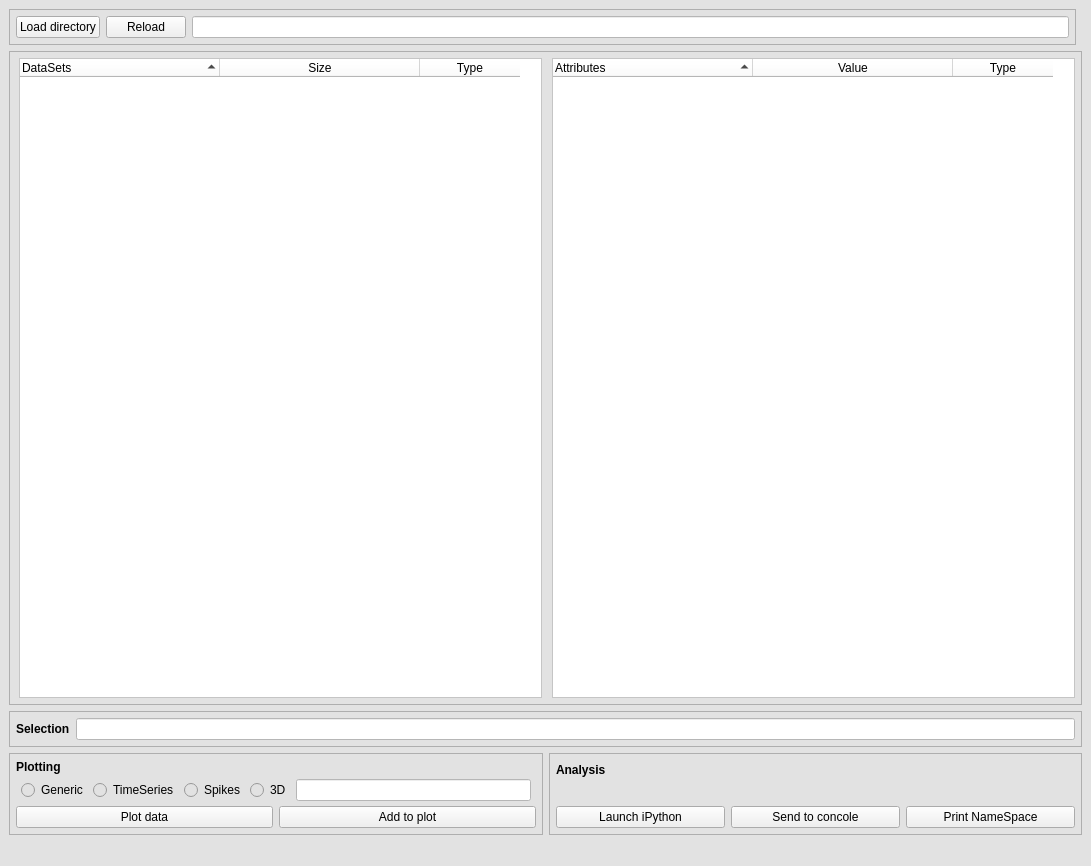
mgraupe/hdf5Manager, file hdf5_manager.ui: the form before one commit.
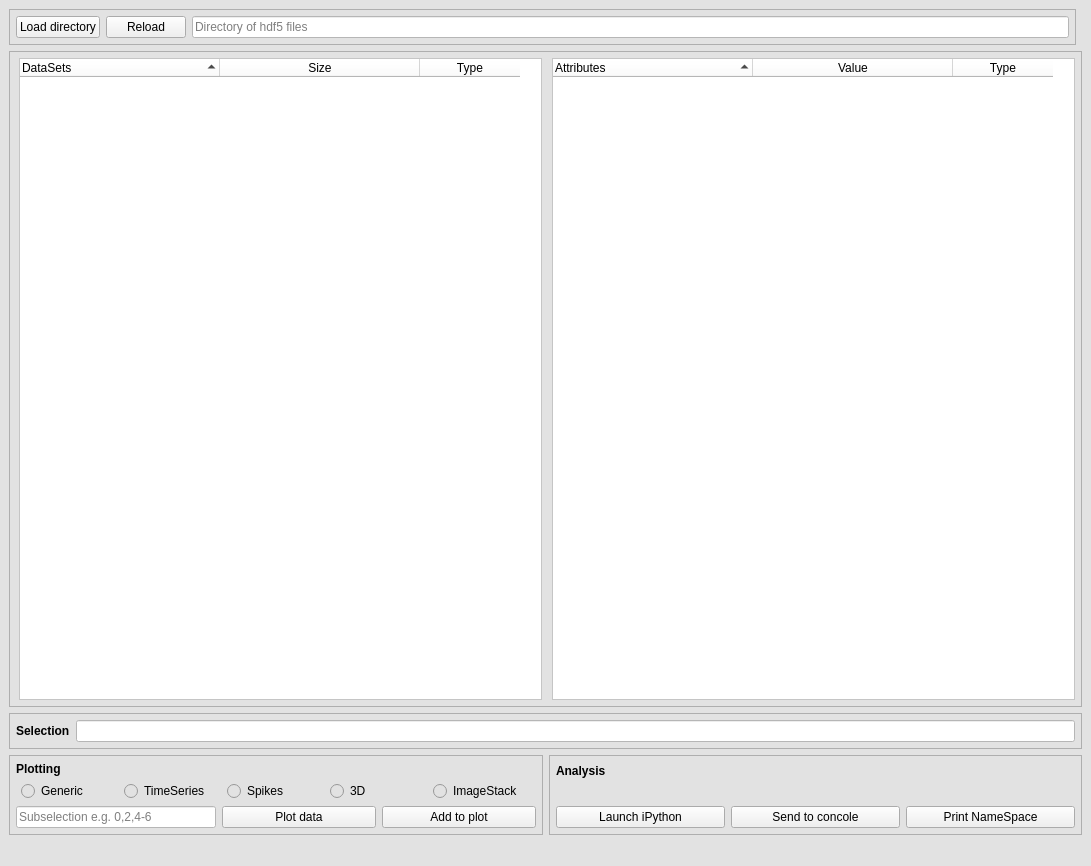
The form after the commit.

Commit message: Added ImageStack plotting option.

Diff of the .ui file:
```diff
--- a/hdf5_manager.ui
+++ b/hdf5_manager.ui
@@ -76,6 +76,9 @@
             <property name="styleSheet">
              <string notr="true">background-color: rgb(255, 255, 255);</string>
             </property>
+            <property name="placeholderText">
+             <string>Directory of hdf5 files</string>
+            </property>
            </widget>
           </item>
          </layout>
@@ -207,9 +210,9 @@
                  </widget>
                 </item>
                 <item>
-                 <widget class="QLineEdit" name="dataSetSelection">
-                  <property name="styleSheet">
-                   <string notr="true">background-color: rgb(255, 255, 255);</string>
+                 <widget class="QRadioButton" name="ImageStackRadioBtn">
+                  <property name="text">
+                   <string>ImageStack</string>
                   </property>
                  </widget>
                 </item>
@@ -222,6 +225,22 @@
                 <property name="margin">
                  <number>0</number>
                 </property>
+                <item>
+                 <widget class="QLineEdit" name="dataSetSelection">
+                  <property name="maximumSize">
+                   <size>
+                    <width>200</width>
+                    <height>16777215</height>
+                   </size>
+                  </property>
+                  <property name="styleSheet">
+                   <string notr="true">background-color: rgb(255, 255, 255);</string>
+                  </property>
+                  <property name="placeholderText">
+                   <string>Subselection e.g. 0,2,4-6</string>
+                  </property>
+                 </widget>
+                </item>
                 <item>
                  <widget class="QPushButton" name="plotDataBtn">
                   <property name="styleSheet">
```
Left out of the diff: 3 changed lines with no effect on the pictures. The commit also changes 2 other files.
